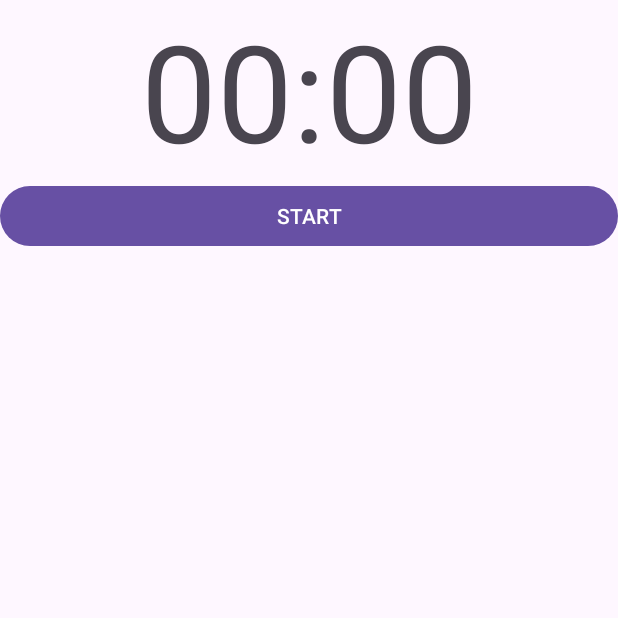
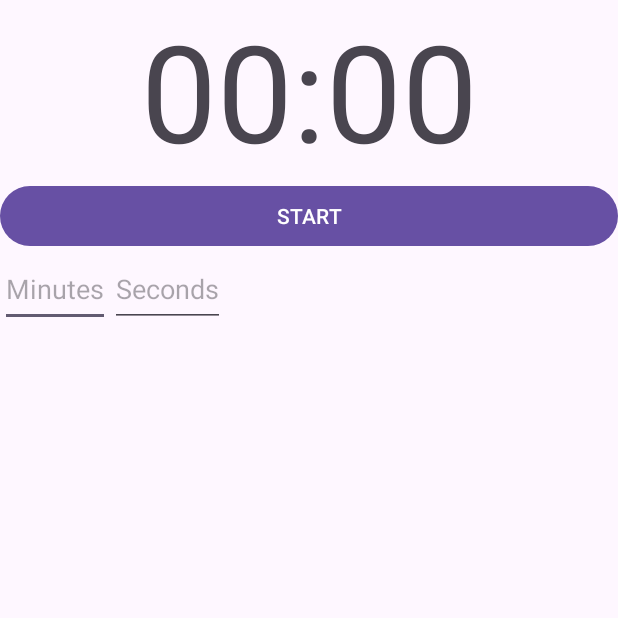
Before and after one commit to DoiRyoto/Meeting-TimeKeeper, an Android app: the screen it shows after launch (MainActivity), on a phone screen of 412 x 824 dp, the top half of it. Run offline under Robolectric (Android 15) with nearby library versions, the phone set to English and light mode, and no system bars.

Commit message:
use EditText to change time

```diff
--- a/front/app/src/main/java/com/example/afinal/MainActivity.java
+++ b/front/app/src/main/java/com/example/afinal/MainActivity.java
@@ -6,12 +6,17 @@ import android.app.Activity;
 import android.os.Bundle;
 import android.view.View;
 import android.widget.Button;
+import android.widget.EditText;
 import android.widget.TextView;
 
 public class MainActivity extends AppCompatActivity implements TimeHandler.UpdateListener{
     private TextView textView;
     private Button button;
     private TimeHandler timeHandler;
+
+    private EditText minutesEditText;
+    private EditText secondsEditText;
+    private Button updateButton;
 
     @Override
     protected void onCreate(Bundle savedInstanceState) {
@@ -40,6 +45,25 @@ public class MainActivity extends AppCompatActivity implements TimeHandler.Updat
                 }
             }
         });
+
+        minutesEditText = findViewById(R.id.minutesEditText);
+        secondsEditText = findViewById(R.id.secondsEditText);
+
+        View rootView = findViewById(android.R.id.content); // 根据布局文件的根视图id获取根视图
+        rootView.setOnClickListener(new View.OnClickListener() {
+            @Override
+            public void onClick(View v) {
+                String minutesString = minutesEditText.getText().toString();
+                String secondsString = secondsEditText.getText().toString();
+
+                int minutes = Integer.parseInt(minutesString);
+                int seconds = Integer.parseInt(secondsString);
+
+                String time = String.format("%02d:%02d", minutes, seconds);
+                textView.setText(time);
+            }
+        });
+
     }
 
     @Override
--- a/front/app/src/main/res/layout/activity_main.xml
+++ b/front/app/src/main/res/layout/activity_main.xml
@@ -21,4 +21,24 @@
         android:layout_height="wrap_content"
         android:text="@string/start" />
 
+    <LinearLayout
+        android:layout_width="match_parent"
+        android:layout_height="50dp"
+        android:orientation="horizontal">
+
+        <EditText
+            android:id="@+id/minutesEditText"
+            android:layout_width="wrap_content"
+            android:layout_height="50dp"
+            android:hint="Minutes"
+            android:inputType="number" />
+
+        <EditText
+            android:id="@+id/secondsEditText"
+            android:layout_width="wrap_content"
+            android:layout_height="50dp"
+            android:hint="Seconds"
+            android:inputType="number" />
+    </LinearLayout>
+
 </LinearLayout>
```
